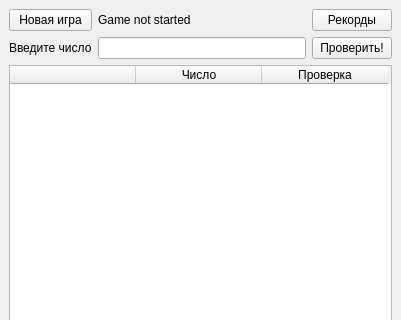
Before: the Qt Designer form mainwindow.ui in lemonner1/QBowsAndCows, drawn with Qt 5; both pictures show x 0 to 401 and y 0 to 320 of the 401 by 524 pixel window.
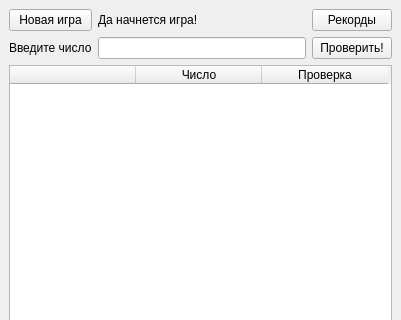
After: the same form once the commit is applied.

The edit to the form file:
```diff
--- a/mainwindow.ui
+++ b/mainwindow.ui
@@ -25,7 +25,7 @@
     <item row="0" column="1">
      <widget class="QLabel" name="label">
       <property name="text">
-       <string>Game not started</string>
+       <string>Да начнется игра!</string>
       </property>
      </widget>
     </item>
```
